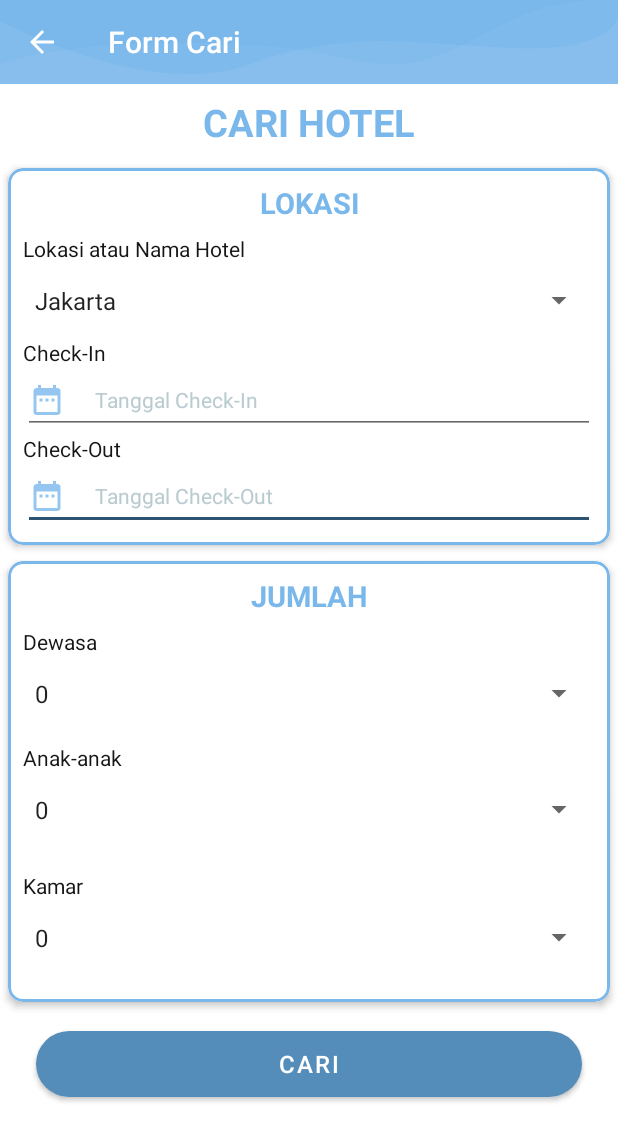
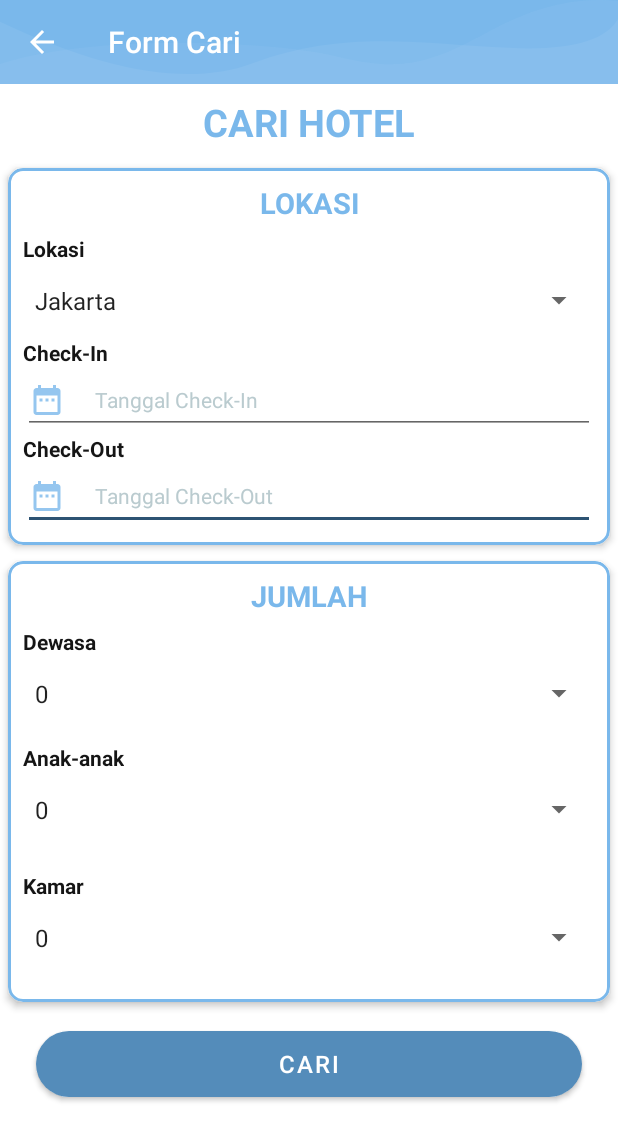
Before and after one commit to desinthazhr/TickeTrip, an Android app: the BookHotelActivity screen opened directly, with no data from a screen before it, on a phone screen of 412 x 824 dp. Shown: the top 1141 px of the screen. Run offline under Robolectric (Android 15) with nearby library versions, the phone set to English and light mode, and no system bars.

Commit message:
fix update

```diff
--- a/app/src/main/java/pbm/projects/TickeTrip/session/SessionManager.java
+++ b/app/src/main/java/pbm/projects/TickeTrip/session/SessionManager.java
@@ -16,7 +16,7 @@ public class SessionManager {
     Context context;
     int PRIVATE_MODE = 0;
 
-    private static final String PREF_NAME = "AzharPref";
+    private static final String PREF_NAME = "UserPref";
     private static final String IS_LOGIN = "IsLoggedIn";
     public static final String KEY_NAME = "name";
     public static final String KEY_EMAIL = "email";
--- a/app/src/main/res/layout/activity_book_hotel.xml
+++ b/app/src/main/res/layout/activity_book_hotel.xml
@@ -69,9 +69,10 @@
                         android:layout_width="wrap_content"
                         android:layout_height="wrap_content"
                         android:gravity="center_vertical"
-                        android:text="Lokasi atau Nama Hotel"
+                        android:text="Lokasi"
                         android:textAppearance="@style/Base.TextAppearance.AppCompat.Small"
-                        android:textColor="@color/black" />
+                        android:textColor="@color/black"
+                        android:textStyle="bold"/>
                     <Spinner
                         android:id="@+id/lokasi"
                         android:layout_width="match_parent"
@@ -83,7 +84,8 @@
                         android:gravity="center_vertical"
                         android:text="Check-In"
                         android:textAppearance="@style/Base.TextAppearance.AppCompat.Small"
-                        android:textColor="@color/black" />
+                        android:textColor="@color/black"
+                        android:textStyle="bold"/>
 
                     <EditText
                         android:id="@+id/tanggal_checkin"
@@ -103,7 +105,8 @@
                         android:gravity="center_vertical"
                         android:text="Check-Out"
                         android:textAppearance="@style/Base.TextAppearance.AppCompat.Small"
-                        android:textColor="@color/black" />
+                        android:textColor="@color/black"
+                        android:textStyle="bold"/>
 
                     <EditText
                         android:id="@+id/tanggal_checkout"
@@ -154,7 +157,8 @@
                         android:layout_height="wrap_content"
                         android:text="Dewasa"
                         android:textAppearance="@style/Base.TextAppearance.AppCompat.Small"
-                        android:textColor="@color/black" />
+                        android:textColor="@color/black"
+                        android:textStyle="bold"/>
 
                     <Spinner
                         android:id="@+id/dewasa"
@@ -167,7 +171,8 @@
                         android:layout_marginTop="8dp"
                         android:text="Anak-anak"
                         android:textAppearance="@style/Base.TextAppearance.AppCompat.Small"
-                        android:textColor="@color/black" />
+                        android:textColor="@color/black"
+                        android:textStyle="bold"/>
 
                     <Spinner
                         android:id="@+id/anak"
@@ -181,7 +186,8 @@
                         android:layout_marginTop="8dp"
                         android:text="Kamar"
                         android:textAppearance="@style/Base.TextAppearance.AppCompat.Small"
-                        android:textColor="@color/black" />
+                        android:textColor="@color/black"
+                        android:textStyle="bold"/>
 
                     <Spinner
                         android:id="@+id/kamar"
--- a/app/src/main/res/layout/activity_profile.xml
+++ b/app/src/main/res/layout/activity_profile.xml
@@ -61,7 +61,7 @@
                         android:layout_width="wrap_content"
                         android:layout_height="wrap_content"
                         android:layout_below="@+id/txtName"
-                        android:text="Desintha"
+                        android:text="User"
                         android:textSize="16sp" />
 
                     <TextView
@@ -79,7 +79,7 @@
                         android:layout_width="wrap_content"
                         android:layout_height="wrap_content"
                         android:layout_below="@+id/txtEmail"
-                        android:text="desintha@gmail.com"
+                        android:text="user@gmail.com"
                         android:textSize="16sp" />
 
                 </RelativeLayout>
```
Also changed, not shown: app/src/main/res/layout/activity_book_kereta.xml (+8 -4 lines), 11 other files.
